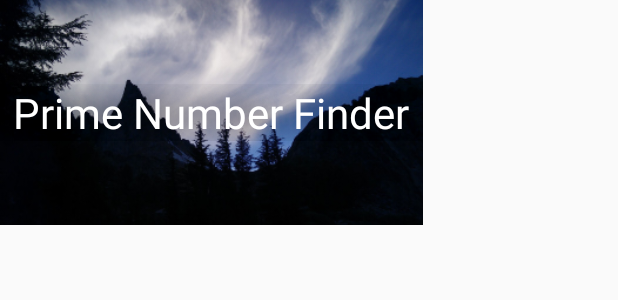
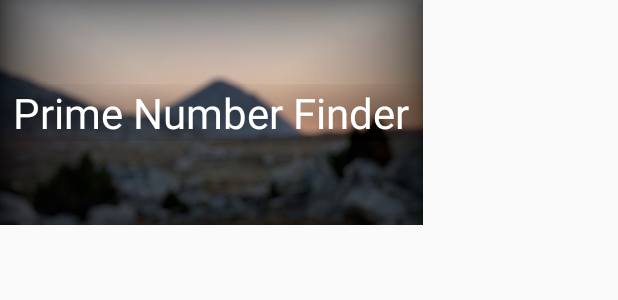
Before and after one commit to TychoTheTaco/Prime-Number-Finder, an Android app: the layout nav_drawer_header.xml on its own in the app's theme, with its tools: preview values and no code run, on a phone screen of 412 x 824 dp. Shown: the top 300 px of the screen. Run offline under Robolectric (Android 15) with nearby library versions, the phone set to English and light mode, and no system bars.

Commit message:
Various bug fixes and UI changes.

```diff
--- a/app/src/main/AndroidManifest.xml
+++ b/app/src/main/AndroidManifest.xml
@@ -2,6 +2,9 @@
 <manifest xmlns:android="http://schemas.android.com/apk/res/android"
     xmlns:tools="http://schemas.android.com/tools"
     package="com.tycho.app.primenumberfinder">
+
+    <!-- Required by Crashlytics -->
+    <uses-permission android:name="android.permission.ACCESS_NETWORK_STATE" />
 
     <application
         android:name=".PrimeNumberFinder"
--- a/app/src/main/java/com/tycho/app/primenumberfinder/activities/MainActivity.java
+++ b/app/src/main/java/com/tycho/app/primenumberfinder/activities/MainActivity.java
@@ -8,7 +8,6 @@ import android.util.Log;
 import android.view.Menu;
 import android.view.MenuItem;
 import android.view.View;
-import android.widget.TextView;
 
 import androidx.appcompat.app.ActionBarDrawerToggle;
 import androidx.appcompat.widget.Toolbar;
@@ -20,7 +19,6 @@ import androidx.fragment.app.FragmentTransaction;
 
 import com.google.android.material.navigation.NavigationView;
 import com.tycho.app.primenumberfinder.ActionViewListener;
-import com.tycho.app.primenumberfinder.PrimeNumberFinder;
 import com.tycho.app.primenumberfinder.ProgressDialog;
 import com.tycho.app.primenumberfinder.R;
 import com.tycho.app.primenumberfinder.modules.about.AboutPageFragment;
@@ -102,7 +100,6 @@ public class MainActivity extends AbstractActivity implements ActionViewListener
                 navigationView.setBackgroundResource(R.color.background_dark_3);
                 break;
         }
-        ((TextView) navigationView.getHeaderView(0).findViewById(R.id.app_version)).setText(getString(R.string.app_version_name, PrimeNumberFinder.getVersionName(this)));
         for (int i = 0; i < navigationView.getMenu().size(); i++) {
             //Apply icon tint
             /*if (Build.VERSION.SDK_INT < Build.VERSION_CODES.O){
--- a/app/src/main/java/com/tycho/app/primenumberfinder/modules/findprimes/FindPrimesConfigurationActivity.java
+++ b/app/src/main/java/com/tycho/app/primenumberfinder/modules/findprimes/FindPrimesConfigurationActivity.java
@@ -57,6 +57,9 @@ public class FindPrimesConfigurationActivity extends TaskConfigurationActivity{
     protected void onCreate(@Nullable Bundle savedInstanceState) {
         super.onCreate(savedInstanceState);
         setContentView(R.layout.find_primes_configuration_activity);
+
+        // Set default search options
+        searchOptions.setThreadCount(Runtime.getRuntime().availableProcessors());
 
         //Set the actionbar to a custom toolbar
         final Toolbar toolbar = findViewById(R.id.toolbar);
@@ -153,7 +156,7 @@ public class FindPrimesConfigurationActivity extends TaskConfigurationActivity{
 
         //Set up thread count
         threadCountSpinner = findViewById(R.id.thread_count_spinner);
-        final String[] items = new String[Runtime.getRuntime().availableProcessors()];
+        final String[] items = new String[searchOptions.getThreadCount()];
         for (int i = 0; i < items.length; i++) {
             items[i] = String.valueOf(i + 1);
         }
--- a/app/src/main/res/layout/nav_drawer_header.xml
+++ b/app/src/main/res/layout/nav_drawer_header.xml
@@ -10,7 +10,7 @@
         android:layout_height="match_parent"
         android:layout_centerInParent="true"
         android:scaleType="centerCrop"
-        android:src="@drawable/cloudy_peak"/>
+        android:src="@drawable/sunset"/>
 
     <TextView
         android:layout_width="match_parent"
@@ -27,14 +27,4 @@
         android:textColor="@android:color/white"
         android:textSize="28sp"/>
 
-    <TextView
-        android:id="@+id/app_version"
-        android:layout_width="wrap_content"
-        android:layout_height="wrap_content"
-        android:layout_alignParentStart="true"
-        android:layout_alignParentBottom="true"
-        android:padding="4dp"
-        android:textColor="@android:color/white"
-        android:textSize="10sp"/>
-
 </RelativeLayout>
--- a/app/src/main/res/values/strings.xml
+++ b/app/src/main/res/values/strings.xml
@@ -108,6 +108,7 @@
     </plurals>
     <string name="scroll_to_top">Scroll to top</string>
     <string name="scroll_to_bottom">Scroll to bottom</string>
+    <string name="error_loading_file_message">There was a problem loading this file!</string>
 
     <!-- About page -->
     <string name="developed_by_description">This application was developed by Tycho Bellers.</string>
```
Also changed, not shown: app/src/main/java/com/tycho/app/primenumberfinder/activities/DisplayContentActivity.java (+6 -5 lines), app/src/main/java/com/tycho/app/primenumberfinder/modules/findprimes/fragments/FindPrimesFragment.java (+18 -17 lines), app/src/main/java/com/tycho/app/primenumberfinder/modules/findprimes/fragments/FindPrimesResultsFragment.java (+10 -10 lines), app/src/main/java/com/tycho/app/primenumberfinder/ui/TreeView.java (+0 -7 lines), app/src/main/res/drawable/sunset.jpg (added), 2 other files.
